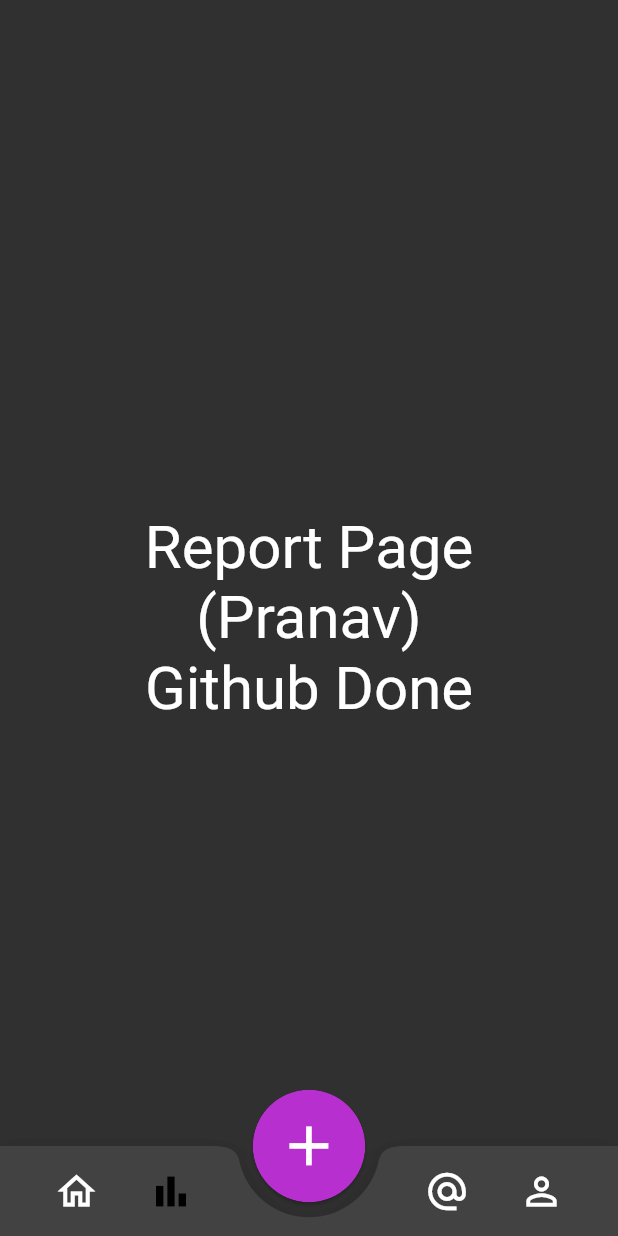
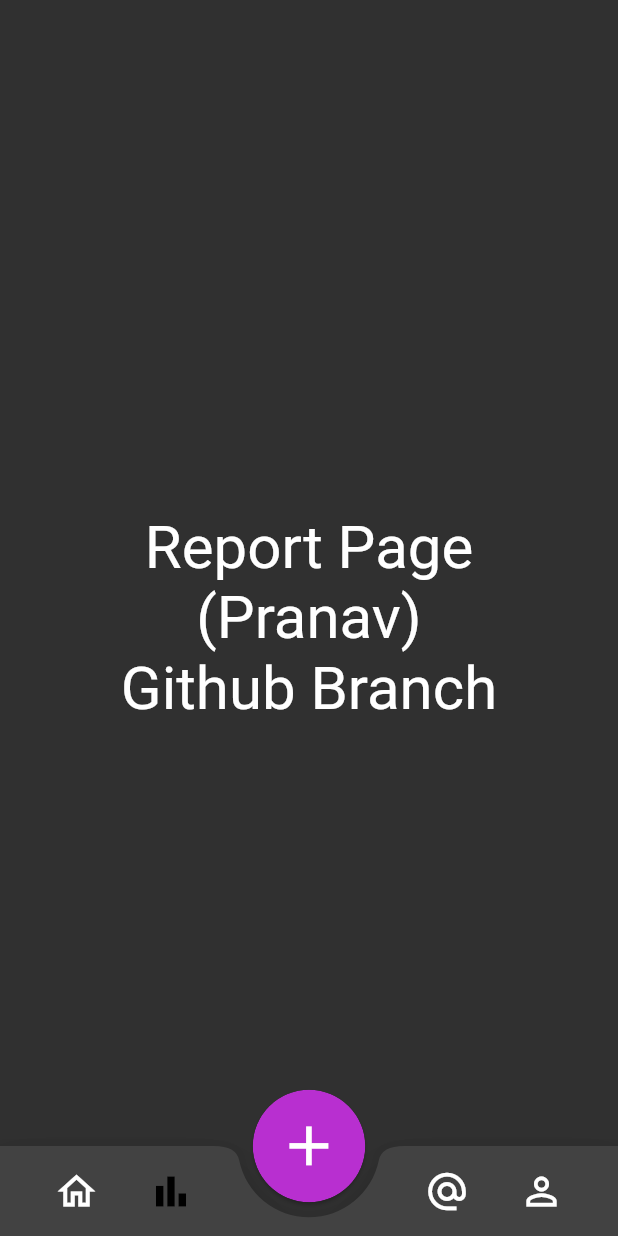
Before and after one commit to AadityaCholayil/DietMate, a Flutter app: the screen it shows after launch, swiped to page 2, on a phone screen of 412 x 824 dp. Run offline on Flutter 3.47's test engine with Material 2 defaults, Android fonts, the phone set to English and light mode, and no system bars; our stand-ins replace preload_page_view.

Commit message:
pranav github branch

```diff
--- a/lib/pages/report_page.dart
+++ b/lib/pages/report_page.dart
@@ -11,7 +11,7 @@
     return Scaffold(
       body: Center(
         child: Text(
-          'Report Page\n(Pranav)\nGithub Done',
+          'Report Page\n(Pranav)\nGithub Branch',
           style: TextStyle(
             fontSize: 40,
           ),
```
